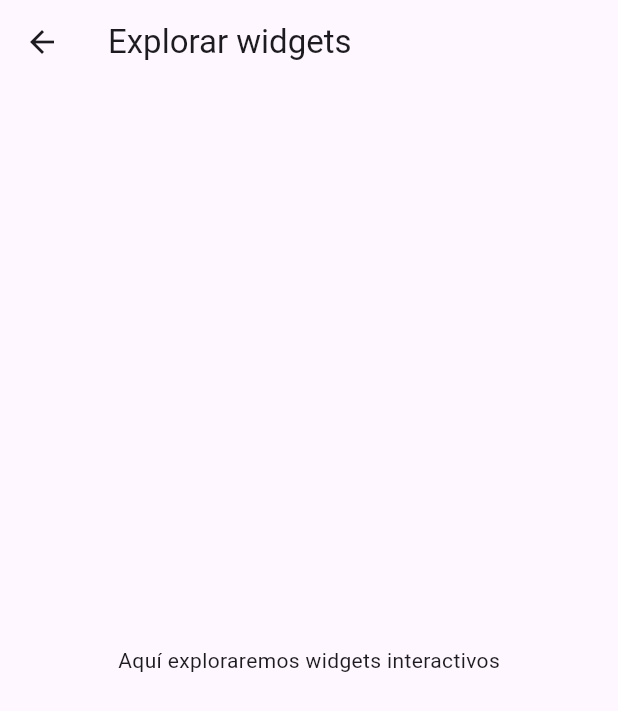
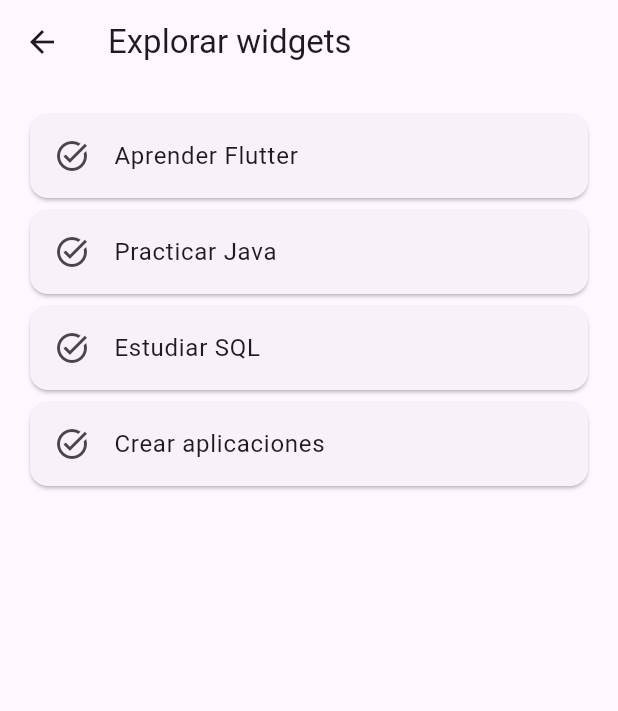
Before and after one commit to Mohamedaminekartibou/practicafinal2, a Flutter app: the WidgetScreen screen opened directly, on a phone screen of 412 x 824 dp. Shown: the top 711 px of the screen. Run offline on Flutter 3.47's test engine with Material 3 defaults, Android fonts, the phone set to English and light mode, and no system bars.

Commit message:
feat(architecture): Añadir widget Dismissible para eliminar tareas

```diff
--- a/lib/screens/widget_screen.dart
+++ b/lib/screens/widget_screen.dart
@@ -5,17 +5,57 @@
 
   @override
   State<WidgetScreen> createState() => _WidgetScreenState();
+
+
 }
 
 class _WidgetScreenState extends State<WidgetScreen> {
+
+  List<String> tareas = ['Aprender Flutter','Practicar Java', 'Estudiar SQL','Crear aplicaciones',];
+
   @override
   Widget build(BuildContext context) {
     return Scaffold(
       appBar: AppBar(
         title: const Text('Explorar widgets'),
       ),
-      body: const Center(
-        child: Text('Aquí exploraremos widgets interactivos'),
+      // parte interactiva
+
+      body: ListView.builder(
+        padding: const EdgeInsets.all(16),
+        itemCount: tareas.length,
+        itemBuilder: (context, index) {
+          return Dismissible(
+            key: Key(tareas[index]),
+            direction: DismissDirection.endToStart,
+            background: Container(
+              color: Colors.red,
+              alignment: Alignment.centerRight,
+              padding: const EdgeInsets.only(right: 20),
+              child: const Icon(
+                Icons.delete,
+                color: Colors.white,
+              ),
+            ),
+            onDismissed: (direction) {
+              setState(() {
+                tareas.removeAt(index);
+              });
+
+              ScaffoldMessenger.of(context).showSnackBar(
+                const SnackBar(
+                  content: Text('Tarea eliminada'),
+                ),
+              );
+            },
+            child: Card(
+              child: ListTile(
+                leading: const Icon(Icons.task_alt),
+                title: Text(tareas[index]),
+              ),
+            ),
+          );
+        },
       ),
     );
   }
```
Also changed, not shown: lib/screens/home_screen.dart (+9 -2 lines).
